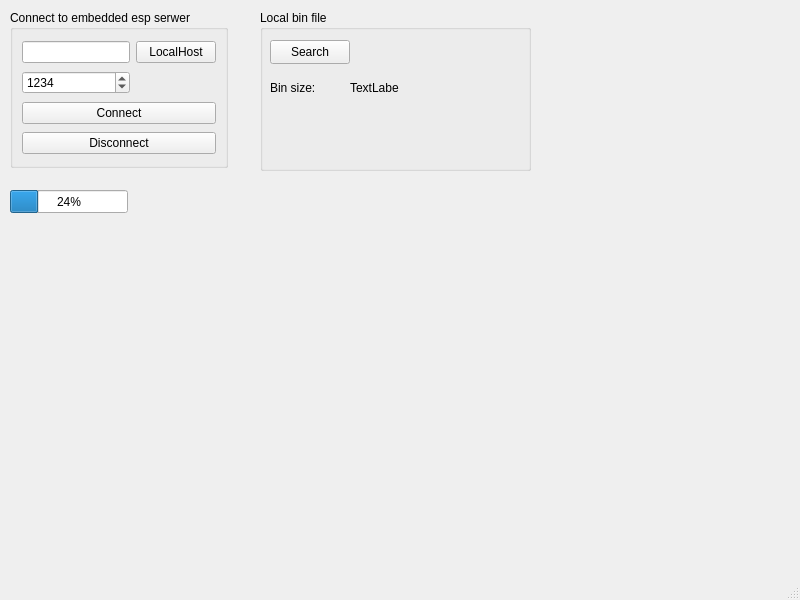
DamianJeu/ESP_OTA_UPDATER, file mainwindow.ui: the form before one commit.
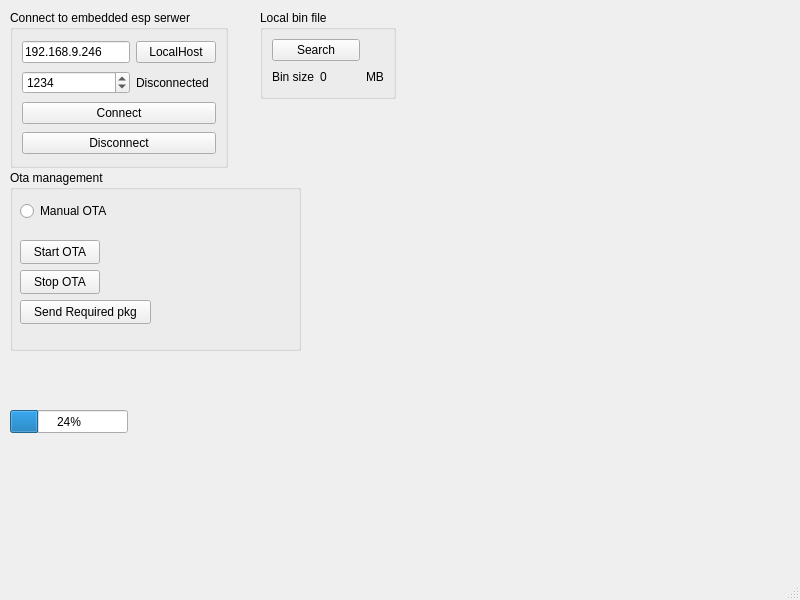
The form after the commit.

Commit message: #FEATURE: client connection

```diff
--- a/mainwindow.ui
+++ b/mainwindow.ui
@@ -28,7 +28,11 @@
     </property>
     <layout class="QGridLayout" name="gridLayout">
      <item row="0" column="0">
-      <widget class="QLineEdit" name="lineEditIpAddress"/>
+      <widget class="QLineEdit" name="lineEditIpAddress">
+       <property name="text">
+        <string>192.168.9.246</string>
+       </property>
+      </widget>
      </item>
      <item row="0" column="1">
       <widget class="QPushButton" name="pushButton_2">
@@ -61,13 +65,20 @@
        </property>
       </widget>
      </item>
+     <item row="1" column="1">
+      <widget class="QLabel" name="labelConnectionStatusInfo">
+       <property name="text">
+        <string>Disconnected</string>
+       </property>
+      </widget>
+     </item>
     </layout>
    </widget>
    <widget class="QProgressBar" name="progressBarUpdate">
     <property name="geometry">
      <rect>
       <x>10</x>
-      <y>190</y>
+      <y>410</y>
       <width>118</width>
       <height>23</height>
      </rect>
@@ -81,50 +92,112 @@
      <rect>
       <x>260</x>
       <y>10</y>
-      <width>271</width>
-      <height>161</height>
+      <width>136</width>
+      <height>89</height>
      </rect>
     </property>
     <property name="title">
      <string>Local bin file</string>
     </property>
-    <widget class="QPushButton" name="pushButtonSearchBin">
+    <layout class="QGridLayout" name="gridLayout_2">
+     <item row="0" column="0" colspan="2">
+      <widget class="QPushButton" name="pushButtonSearchBin">
+       <property name="text">
+        <string>Search</string>
+       </property>
+      </widget>
+     </item>
+     <item row="1" column="0">
+      <widget class="QLabel" name="label">
+       <property name="text">
+        <string>Bin size:</string>
+       </property>
+      </widget>
+     </item>
+     <item row="1" column="1">
+      <widget class="QLabel" name="labelBinSizeInfo">
+       <property name="minimumSize">
+        <size>
+         <width>40</width>
+         <height>0</height>
+        </size>
+       </property>
+       <property name="text">
+        <string>0</string>
+       </property>
+      </widget>
+     </item>
+     <item row="1" column="2">
+      <widget class="QLabel" name="label_2">
+       <property name="text">
+        <string>MB</string>
+       </property>
+      </widget>
+     </item>
+    </layout>
+   </widget>
+   <widget class="QGroupBox" name="groupBox_3">
+    <property name="geometry">
+     <rect>
+      <x>10</x>
+      <y>170</y>
+      <width>291</width>
+      <height>181</height>
+     </rect>
+    </property>
+    <property name="title">
+     <string>Ota management</string>
+    </property>
+    <widget class="QPushButton" name="pushButtonStartOta">
+     <property name="geometry">
+      <rect>
+       <x>10</x>
+       <y>70</y>
+       <width>80</width>
+       <height>24</height>
+      </rect>
+     </property>
+     <property name="text">
+      <string>Start OTA</string>
+     </property>
+    </widget>
+    <widget class="QPushButton" name="pushButtonStopOta">
+     <property name="geometry">
+      <rect>
+       <x>10</x>
+       <y>100</y>
+       <width>80</width>
+       <height>24</height>
+      </rect>
+     </property>
+     <property name="text">
+      <string>Stop OTA</string>
+     </property>
+    </widget>
+    <widget class="QRadioButton" name="radioButtonManualOta">
      <property name="geometry">
       <rect>
        <x>10</x>
        <y>30</y>
-       <width>80</width>
-       <height>24</height>
+       <width>91</width>
+       <height>22</height>
       </rect>
      </property>
      <property name="text">
-      <string>Search</string>
+      <string>Manual OTA</string>
      </property>
     </widget>
-    <widget class="QLabel" name="label">
+    <widget class="QPushButton" name="pushButtonManualSendPkg">
      <property name="geometry">
       <rect>
        <x>10</x>
-       <y>70</y>
-       <width>49</width>
-       <height>16</height>
+       <y>130</y>
+       <width>131</width>
+       <height>24</height>
       </rect>
      </property>
      <property name="text">
-      <string>Bin size:</string>
-     </property>
-    </widget>
-    <widget class="QLabel" name="label_2">
-     <property name="geometry">
-      <rect>
-       <x>90</x>
-       <y>70</y>
-       <width>49</width>
-       <height>16</height>
-      </rect>
-     </property>
-     <property name="text">
-      <string>TextLabel</string>
+      <string>Send Required pkg</string>
      </property>
     </widget>
    </widget>
```
Left out of the diff: 2 changed lines with no effect on the pictures. The commit also changes 3 other files.
